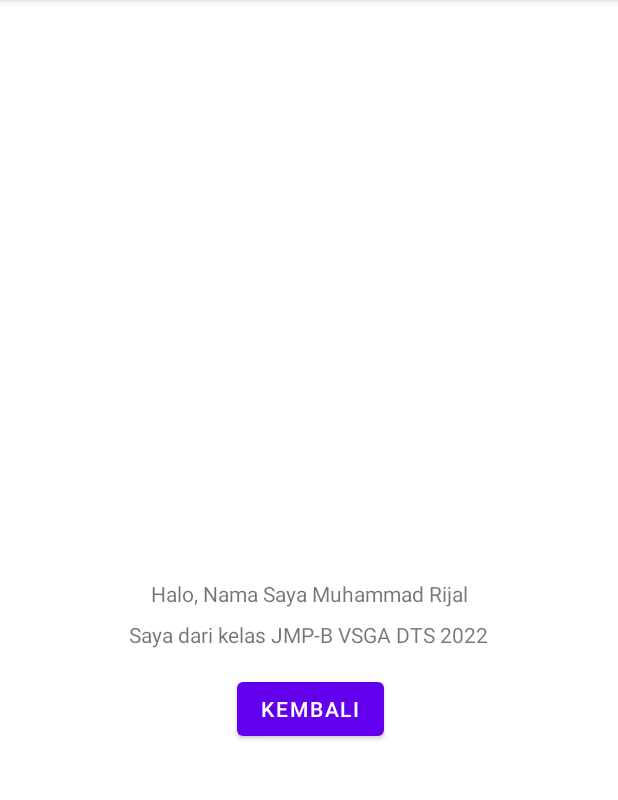
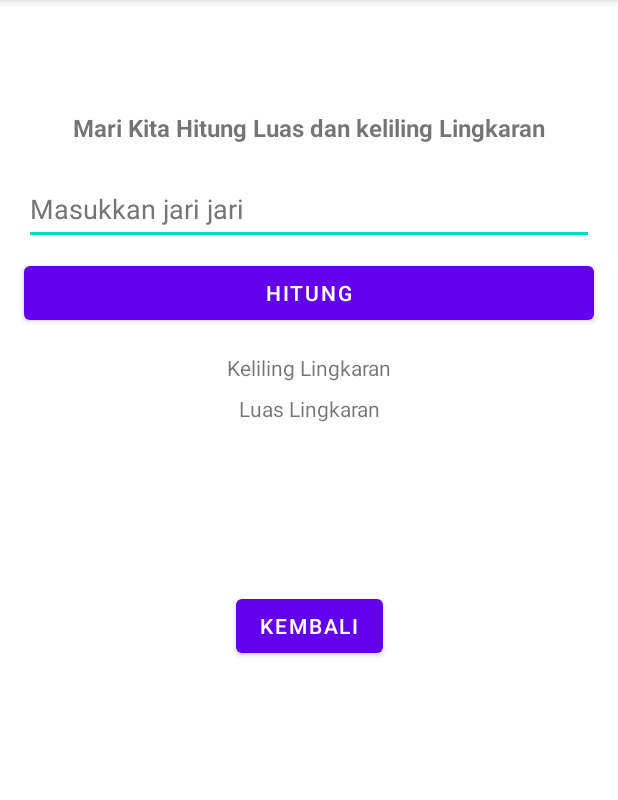
Before and after one commit to mrijal/JMP-DTS22, an Android app: the AboutActivity screen opened directly, with no data from a screen before it, on a phone screen of 412 x 824 dp, the part 84-884 px from its top. Run offline under Robolectric (Android 15) with nearby library versions, the phone set to English and light mode, and no system bars.

Commit message:
Tugas Pertemuan kedua , penambahan logika sederhana dan activity about

```diff
--- a/app/src/main/java/com/example/mrapp/AboutActivity.java
+++ b/app/src/main/java/com/example/mrapp/AboutActivity.java
@@ -6,10 +6,17 @@ import android.content.Intent;
 import android.os.Bundle;
 import android.view.View;
 import android.widget.Button;
+import android.widget.EditText;
+import android.widget.TextView;
+import android.widget.Toast;
 
 public class AboutActivity extends AppCompatActivity {
 
     Button kembali;
+    Button hitung;
+    TextView hasilKel;
+    TextView hasilLuas;
+    EditText jariJari;
 
     @Override
     protected void onCreate(Bundle savedInstanceState) {
@@ -17,6 +24,30 @@ public class AboutActivity extends AppCompatActivity {
         setContentView(R.layout.activity_about);
 
         kembali = findViewById(R.id.kembali);
+        hitung = findViewById(R.id.buttonHasil);
+        jariJari = findViewById(R.id.jariJari);
+        hasilKel = findViewById(R.id.hasilKel);
+        hasilLuas = findViewById(R.id.hasilLuas);
+
+        hitung.setOnClickListener(new View.OnClickListener() {
+
+            @Override
+            public void onClick(View view) {
+                String angkaMentah = jariJari.getText().toString();
+                int angka = Integer.parseInt(angkaMentah);
+
+                String keliling = null;
+                String Luas = null;
+                if (angkaMentah.matches("")){
+                    Toast.makeText(AboutActivity.this, "Masukkan Jari jari", Toast.LENGTH_SHORT).show();
+                } else {
+                    keliling = Double.toString(2*3.14*angka);
+                    Luas = Double.toString(3.14*angka*angka);
+                }
+                hasilKel.setText(keliling);
+                hasilLuas.setText(Luas);
+            }
+        });
 
         kembali.setOnClickListener(new View.OnClickListener() {
             @Override
--- a/app/src/main/res/layout/activity_about.xml
+++ b/app/src/main/res/layout/activity_about.xml
@@ -10,43 +10,83 @@
         android:id="@+id/namaSiswa"
         android:layout_width="wrap_content"
         android:layout_height="wrap_content"
-        android:layout_marginTop="20dp"
+        android:layout_marginTop="74dp"
         android:text="@string/nama"
+        android:textSize="16sp"
+        android:textStyle="bold"
         app:layout_constraintEnd_toEndOf="parent"
         app:layout_constraintStart_toStartOf="parent"
-        app:layout_constraintTop_toBottomOf="@+id/photoProfil" />
-
-    <TextView
-        android:id="@+id/asalSiswa"
-        android:layout_width="wrap_content"
-        android:layout_height="wrap_content"
-        android:layout_marginTop="8dp"
-        android:text="@string/saya_dari_kelas_jmp_b_vsga_dts_2022"
-        app:layout_constraintEnd_toEndOf="parent"
-        app:layout_constraintStart_toStartOf="parent"
-        app:layout_constraintTop_toBottomOf="@+id/namaSiswa" />
-
-    <ImageView
-        android:id="@+id/photoProfil"
-        android:layout_width="211dp"
-        android:layout_height="154dp"
-        android:layout_marginTop="212dp"
-        app:layout_constraintEnd_toEndOf="parent"
-        app:layout_constraintHorizontal_bias="0.498"
-        app:layout_constraintStart_toStartOf="parent"
-        app:layout_constraintTop_toTopOf="parent"
-        tools:srcCompat="@drawable/anime_spy_x_family_anya_forger_169__1_"
-        android:contentDescription="@string/todo" />
+        app:layout_constraintTop_toTopOf="parent" />
 
     <Button
         android:id="@+id/kembali"
         android:layout_width="wrap_content"
         android:layout_height="wrap_content"
         android:layout_marginStart="159dp"
-        android:layout_marginTop="16dp"
+        android:layout_marginTop="111dp"
         android:layout_marginEnd="158dp"
         android:text="@string/kembali"
         app:layout_constraintEnd_toEndOf="parent"
+        app:layout_constraintHorizontal_bias="0.666"
         app:layout_constraintStart_toStartOf="parent"
-        app:layout_constraintTop_toBottomOf="@+id/asalSiswa" />
+        app:layout_constraintTop_toBottomOf="@+id/hasilLuas" />
+
+    <EditText
+        android:id="@+id/jariJari"
+        android:layout_width="0dp"
+        android:layout_height="wrap_content"
+        android:layout_marginStart="16dp"
+        android:layout_marginTop="19dp"
+        android:layout_marginEnd="16dp"
+        android:ems="10"
+        android:hint="@string/masukkan_jari_jari"
+        android:inputType="number"
+        android:minHeight="48dp"
+        android:textColorHint="#757575"
+        app:layout_constraintEnd_toEndOf="parent"
+        app:layout_constraintHorizontal_bias="0.0"
+        app:layout_constraintStart_toStartOf="parent"
+        app:layout_constraintTop_toBottomOf="@+id/namaSiswa"
+        android:importantForAutofill="no" />
+
+    <TextView
+        android:id="@+id/hasilKel"
+        android:layout_width="0dp"
+        android:layout_height="wrap_content"
+        android:layout_marginStart="16dp"
+        android:layout_marginTop="72dp"
+        android:layout_marginEnd="16dp"
+        android:text="@string/keliling_lingkaran"
+        android:textAlignment="center"
+        app:layout_constraintEnd_toEndOf="parent"
+        app:layout_constraintHorizontal_bias="0.0"
+        app:layout_constraintStart_toStartOf="parent"
+        app:layout_constraintTop_toBottomOf="@+id/jariJari" />
+
+    <TextView
+        android:id="@+id/hasilLuas"
+        android:layout_width="0dp"
+        android:layout_height="wrap_content"
+        android:layout_marginStart="16dp"
+        android:layout_marginTop="8dp"
+        android:layout_marginEnd="16dp"
+        android:text="@string/luas_lingkaran"
+        android:textAlignment="center"
+        app:layout_constraintEnd_toEndOf="parent"
+        app:layout_constraintHorizontal_bias="0.0"
+        app:layout_constraintStart_toStartOf="parent"
+        app:layout_constraintTop_toBottomOf="@+id/hasilKel" />
+
+    <Button
+        android:id="@+id/buttonHasil"
+        android:layout_width="0dp"
+        android:layout_height="wrap_content"
+        android:layout_marginStart="16dp"
+        android:layout_marginTop="8dp"
+        android:layout_marginEnd="16dp"
+        android:text="@string/hitung"
+        app:layout_constraintEnd_toEndOf="parent"
+        app:layout_constraintHorizontal_bias="1.0"
+        app:layout_constraintStart_toStartOf="parent"
+        app:layout_constraintTop_toBottomOf="@+id/jariJari" />
 </androidx.constraintlayout.widget.ConstraintLayout>
--- a/app/src/main/res/values/strings.xml
+++ b/app/src/main/res/values/strings.xml
@@ -3,12 +3,19 @@
     <string name="textJMP">JMP-B</string>
     <string name="proses">Proses</string>
     <string name="hasil">Hasil</string>
-    <string name="about">About</string>
-    <string name="input_angka">Input Angka</string>
-    <string name="teks_genap">Angka %1$d adalah bilangan genap</string>
-    <string name="teks_ganjil">Angka %1$d adalah bilangan ganjil</string>
+    <string name="Hitung_lingkaran">Hitung Lingkaran</string>
+    <string name="input_angka_ke_1">Input Angka ke 1</string>
+    <string name="lebih_besar">%1$d lebih besar dari %2$d</string>
+    <string name="lebih_kecil">%1$d lebih kecil dari %2$d</string>
+    <string name="sama_besar">keduanya sama</string>
+    <string name="lengkapi">ISI KEDUA ANGKA</string>
     <string name="saya_dari_kelas_jmp_b_vsga_dts_2022">Saya dari kelas JMP-B VSGA DTS 2022</string>
     <string name="kembali">kembali</string>
-    <string name="nama">Halo, Nama Saya Muhammad Rijal</string>
+    <string name="nama">Mari Kita Hitung Luas dan keliling Lingkaran</string>
     <string name="todo">TODO</string>
+    <string name="input_angka_ke_2">Input Angka ke 2</string>
+    <string name="keliling_lingkaran">Keliling Lingkaran</string>
+    <string name="masukkan_jari_jari">Masukkan jari jari</string>
+    <string name="hitung">Hitung</string>
+    <string name="luas_lingkaran">Luas Lingkaran</string>
 </resources>
```
Also changed, not shown: app/src/main/java/com/example/mrapp/MainActivity.java (+24 -7 lines), app/src/main/res/layout/activity_main.xml (+26 -6 lines).
